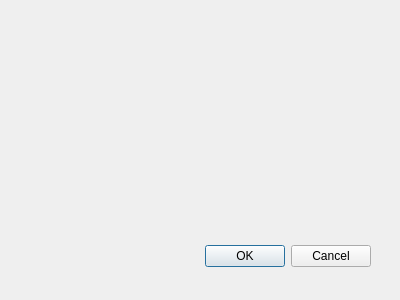
This is geo_met_dialog_base.ui in a-abdelkarim/GeoMet as Qt 5 draws it before an edit. The edited form follows.
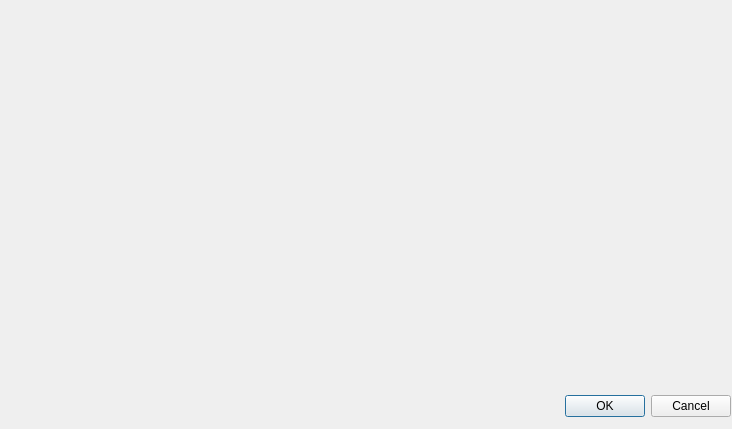
This is the edited form.

```diff
--- a/geo_met_dialog_base.ui
+++ b/geo_met_dialog_base.ui
@@ -1,22 +1,22 @@
 <ui version="4.0" >
  <class>GeoMetDialogBase</class>
- <widget class="QDialog" name="GeoMetDialogBase" >
-  <property name="geometry" >
+ <widget class="QDialog" name="GeoMetDialogBase">
+  <property name="geometry">
    <rect>
     <x>0</x>
     <y>0</y>
-    <width>400</width>
-    <height>300</height>
+    <width>732</width>
+    <height>429</height>
    </rect>
   </property>
   <property name="windowTitle" >
    <string>GeoMet</string>
   </property>
-  <widget class="QDialogButtonBox" name="button_box" >
-   <property name="geometry" >
+  <widget class="QDialogButtonBox" name="button_box">
+   <property name="geometry">
     <rect>
-     <x>30</x>
-     <y>240</y>
+     <x>390</x>
+     <y>390</y>
      <width>341</width>
      <height>32</height>
     </rect>
```
Left out of the diff: 33 changed lines with no effect on the pictures.
